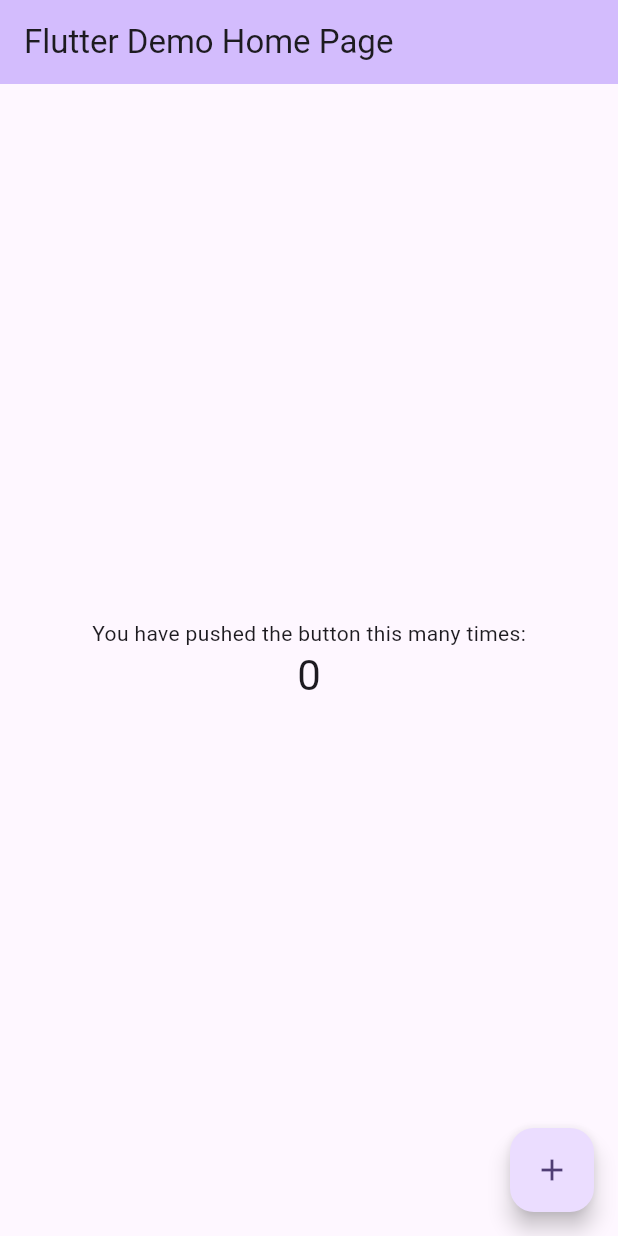
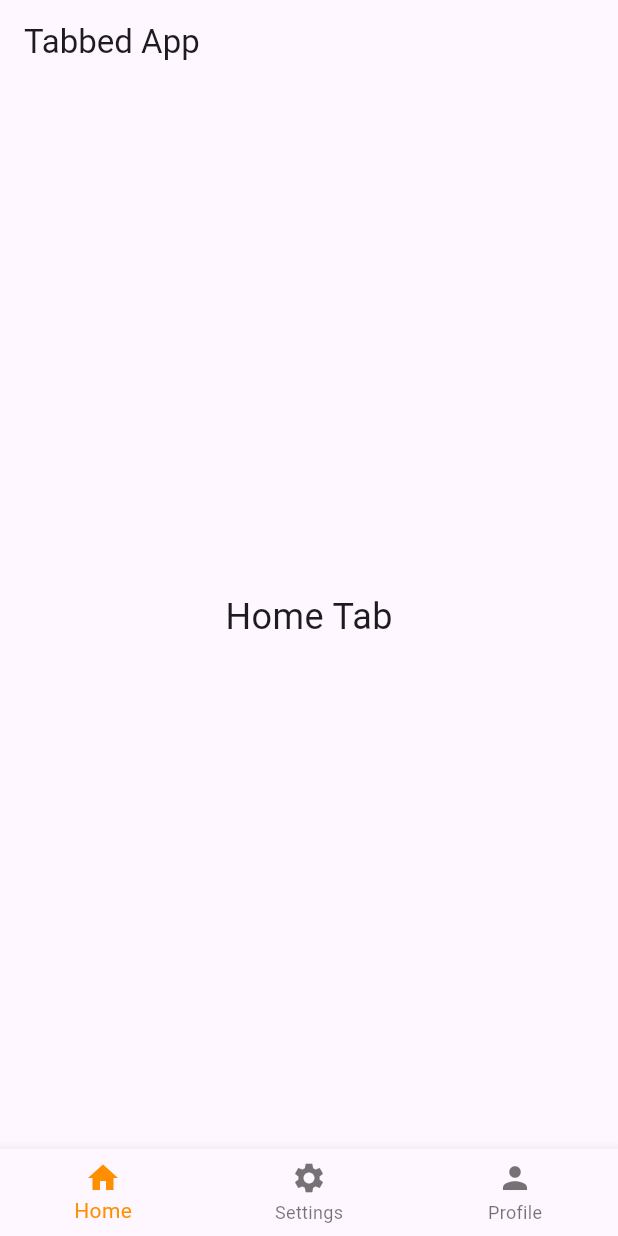
Before and after one commit to enchantee00/MadCamp-week1, a Flutter app: the screen it shows after launch, on a phone screen of 412 x 824 dp. Run offline on Flutter 3.47's test engine with Material 3 defaults, Android fonts, the phone set to English and light mode, and no system bars.

Commit message:
seperate tab

```diff
--- /dev/null
+++ b/week1_flutter_test/lib/contacts_tab.dart
@@ -0,0 +1,13 @@
+import 'package:flutter/material.dart';
+
+class HomeTab extends StatelessWidget {
+  @override
+  Widget build(BuildContext context) {
+    return Center(
+      child: Text(
+        'Home Tab',
+        style: TextStyle(fontSize: 24),
+      ),
+    );
+  }
+}
--- /dev/null
+++ b/week1_flutter_test/lib/gallery_tab.dart
@@ -0,0 +1,13 @@
+import 'package:flutter/material.dart';
+
+class ProfileTab extends StatelessWidget {
+  @override
+  Widget build(BuildContext context) {
+    return Center(
+      child: Text(
+        'Profile Tab',
+        style: TextStyle(fontSize: 24),
+      ),
+    );
+  }
+}
--- a/week1_flutter_test/lib/main.dart
+++ b/week1_flutter_test/lib/main.dart
@@ -1,125 +1,73 @@
 import 'package:flutter/material.dart';
+import 'contacts_tab.dart';
+import 'main_tab.dart';
+import 'gallery_tab.dart';
 
 void main() {
-  runApp(const MyApp());
+  runApp(MyApp());
 }
 
 class MyApp extends StatelessWidget {
-  const MyApp({super.key});
-
-  // This widget is the root of your application.
   @override
   Widget build(BuildContext context) {
     return MaterialApp(
-      title: 'Flutter Demo',
+      title: 'Tabbed App',
       theme: ThemeData(
-        // This is the theme of your application.
-        //
-        // TRY THIS: Try running your application with "flutter run". You'll see
-        // the application has a purple toolbar. Then, without quitting the app,
-        // try changing the seedColor in the colorScheme below to Colors.green
-        // and then invoke "hot reload" (save your changes or press the "hot
-        // reload" button in a Flutter-supported IDE, or press "r" if you used
-        // the command line to start the app).
-        //
-        // Notice that the counter didn't reset back to zero; the application
-        // state is not lost during the reload. To reset the state, use hot
-        // restart instead.
-        //
-        // This works for code too, not just values: Most code changes can be
-        // tested with just a hot reload.
-        colorScheme: ColorScheme.fromSeed(seedColor: Colors.deepPurple),
-        useMaterial3: true,
+        primarySwatch: Colors.blue,
       ),
-      home: const MyHomePage(title: 'Flutter Demo Home Page'),
+      home: MyHomePage(),
     );
   }
 }
 
 class MyHomePage extends StatefulWidget {
-  const MyHomePage({super.key, required this.title});
-
-  // This widget is the home page of your application. It is stateful, meaning
-  // that it has a State object (defined below) that contains fields that affect
-  // how it looks.
-
-  // This class is the configuration for the state. It holds the values (in this
-  // case the title) provided by the parent (in this case the App widget) and
-  // used by the build method of the State. Fields in a Widget subclass are
-  // always marked "final".
-
-  final String title;
-
   @override
-  State<MyHomePage> createState() => _MyHomePageState();
+  _MyHomePageState createState() => _MyHomePageState();
 }
 
 class _MyHomePageState extends State<MyHomePage> {
-  int _counter = 0;
+  int _selectedIndex = 0;
 
-  void _incrementCounter() {
+  static List<Widget> _widgetOptions = <Widget>[
+    HomeTab(),
+    SettingsTab(),
+    ProfileTab(),
+  ];
+
+  void _onItemTapped(int index) {
     setState(() {
-      // This call to setState tells the Flutter framework that something has
-      // changed in this State, which causes it to rerun the build method below
-      // so that the display can reflect the updated values. If we changed
-      // _counter without calling setState(), then the build method would not be
-      // called again, and so nothing would appear to happen.
-      _counter++;
+      _selectedIndex = index;
     });
   }
 
   @override
   Widget build(BuildContext context) {
-    // This method is rerun every time setState is called, for instance as done
-    // by the _incrementCounter method above.
-    //
-    // The Flutter framework has been optimized to make rerunning build methods
-    // fast, so that you can just rebuild anything that needs updating rather
-    // than having to individually change instances of widgets.
     return Scaffold(
       appBar: AppBar(
-        // TRY THIS: Try changing the color here to a specific color (to
-        // Colors.amber, perhaps?) and trigger a hot reload to see the AppBar
-        // change color while the other colors stay the same.
-        backgroundColor: Theme.of(context).colorScheme.inversePrimary,
-        // Here we take the value from the MyHomePage object that was created by
-        // the App.build method, and use it to set our appbar title.
-        title: Text(widget.title),
+        title: Text('Tabbed App'),
       ),
       body: Center(
-        // Center is a layout widget. It takes a single child and positions it
-        // in the middle of the parent.
-        child: Column(
-          // Column is also a layout widget. It takes a list of children and
-          // arranges them vertically. By default, it sizes itself to fit its
-          // children horizontally, and tries to be as tall as its parent.
-          //
-          // Column has various properties to control how it sizes itself and
-          // how it positions its children. Here we use mainAxisAlignment to
-          // center the children vertically; the main axis here is the vertical
-          // axis because Columns are vertical (the cross axis would be
-          // horizontal).
-          //
-          // TRY THIS: Invoke "debug painting" (choose the "Toggle Debug Paint"
-          // action in the IDE, or press "p" in the console), to see the
-          // wireframe for each widget.
-          mainAxisAlignment: MainAxisAlignment.center,
-          children: <Widget>[
-            const Text(
-              'You have pushed the button this many times:',
-            ),
-            Text(
-              '$_counter',
-              style: Theme.of(context).textTheme.headlineMedium,
-            ),
-          ],
-        ),
+        child: _widgetOptions.elementAt(_selectedIndex),
       ),
-      floatingActionButton: FloatingActionButton(
-        onPressed: _incrementCounter,
-        tooltip: 'Increment',
-        child: const Icon(Icons.add),
-      ), // This trailing comma makes auto-formatting nicer for build methods.
+      bottomNavigationBar: BottomNavigationBar(
+        items: const <BottomNavigationBarItem>[
+          BottomNavigationBarItem(
+            icon: Icon(Icons.home),
+            label: 'Home',
+          ),
+          BottomNavigationBarItem(
+            icon: Icon(Icons.settings),
+            label: 'Settings',
+          ),
+          BottomNavigationBarItem(
+            icon: Icon(Icons.person),
+            label: 'Profile',
+          ),
+        ],
+        currentIndex: _selectedIndex,
+        selectedItemColor: Colors.amber[800],
+        onTap: _onItemTapped,
+      ),
     );
   }
 }
--- /dev/null
+++ b/week1_flutter_test/lib/main_tab.dart
@@ -0,0 +1,13 @@
+import 'package:flutter/material.dart';
+
+class SettingsTab extends StatelessWidget {
+  @override
+  Widget build(BuildContext context) {
+    return Center(
+      child: Text(
+        'Settings Tab',
+        style: TextStyle(fontSize: 24),
+      ),
+    );
+  }
+}
```
Also changed, not shown: 1 other file.
